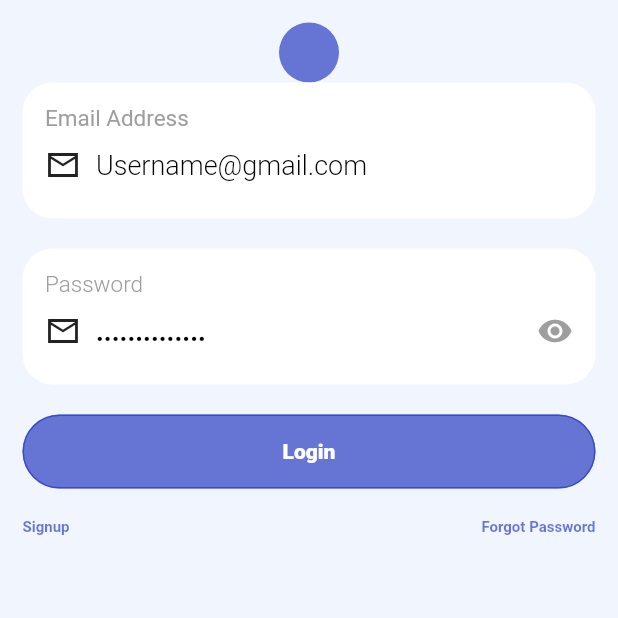
After one commit to CyberCadence/DRIBBLE-CLONE, a Flutter app: the screen it shows after launch, on a phone screen of 412 x 824 dp, the top half of it. The commit adds this screen. Run offline on Flutter 3.47's test engine with Material 2 defaults, Android fonts, the phone set to English and light mode, and no system bars.

Commit message:
login _ui done,

```diff
--- /dev/null
+++ b/ui_clone_dribble/lib/View/Pages/LoginPage.dart
@@ -0,0 +1,69 @@
+import 'package:flutter/material.dart';
+import 'package:ui_clone_dribble/View/TransactionPageWidgets.dart';
+import 'package:ui_clone_dribble/constants.dart';
+
+class LoginPage extends StatelessWidget {
+  const LoginPage({super.key});
+
+  @override
+  Widget build(BuildContext context) {
+
+    Size size=MediaQuery.of(context).size;
+    return SafeArea(child: Padding(
+      padding: const EdgeInsets.all(15.0),
+      child: Column(
+   children: [CircleAvatar(backgroundColor: kButtonBgColor,)
+
+
+   ,Container(
+
+      padding: EdgeInsets.all(15),
+      width: size.width,height: size.height*.11,decoration: BoxDecoration(
+      borderRadius: BorderRadius.circular(20),
+      color: Colors.white),child: Column(
+        crossAxisAlignment: CrossAxisAlignment.start,
+        children: [CustomTitleTextWIdget
+      (textSize: 15,
+       text: 'Email Address',fontWeight: FontWeight.w400,color: Colors.grey,),
+
+       kheight10,
+      Row(children: const [ Icon(Icons.mail_outline_sharp),kwidth10,
+       CustomTitleTextWIdget
+      (textSize: 18,
+       text: 'Username@gmail.com',fontWeight: FontWeight.w300,color: Colors.black,)],)],),)
+
+   ,kheight20,
+   Container(
+
+      padding: EdgeInsets.all(15),
+      width: size.width,height: size.height*.11,decoration: BoxDecoration(
+      borderRadius: BorderRadius.circular(20),
+      color: Colors.white),child: Column(
+        crossAxisAlignment: CrossAxisAlignment.start,
+        children: [CustomTitleTextWIdget
+      (textSize: 15,
+       text: 'Password',fontWeight: FontWeight.w300,color: Colors.grey,),
+
+       kheight10,
+      Row(children: const [ Icon(Icons.mail_outline_sharp),kwidth10,
+       CustomTitleTextWIdget
+      (textSize: 18,
+       text: '..............',fontWeight: FontWeight.bold,color: Colors.black,)
+       ,Spacer(),Icon(Icons.remove_red_eye,color: Colors.grey,)
+       ],)
+
+       ,],),),kheight20,Container(
+
+        width: size.width,height: size.height*.06,
+         child: CustomButton(
+
+          textcolor: Colors.white, color: kButtonBgColor,
+         text: 'Login'),
+       ),kheight20,Row(
+         children: [
+           CustomTitleTextWIdget(textSize: 10, text: 'Signup' ,),
+         Spacer(),CustomTitleTextWIdget(textSize: 10, text: 'Forgot Password')],
+       )],),
+    ));
+  }
+}
--- a/ui_clone_dribble/lib/View/TransactionPageWidgets.dart
+++ b/ui_clone_dribble/lib/View/TransactionPageWidgets.dart
@@ -182,13 +182,13 @@ class CustomButton extends StatelessWidget {
           backgroundColor: MaterialStateProperty.all<Color>(color),
           shape: MaterialStateProperty.all<RoundedRectangleBorder>(
               RoundedRectangleBorder(
-                  borderRadius: BorderRadius.circular(18.0),
+                  borderRadius: BorderRadius.circular(28.0),
                   side: const BorderSide(color: kButtonBgColor)))),
       child: Container(
           padding: const EdgeInsets.only(left: 10, right: 10),
           child: Text(
             text,
-            style: TextStyle(color: textcolor, fontWeight: FontWeight.w500),
+            style: TextStyle(color: textcolor, fontWeight: FontWeight.w800),
           )),
       onPressed: () {},
     );
--- a/ui_clone_dribble/lib/constants.dart
+++ b/ui_clone_dribble/lib/constants.dart
@@ -1,9 +1,8 @@
 import 'package:flutter/cupertino.dart';
-import 'package:flutter/rendering.dart';
 
 const kBgColor=Color(0xFFf1f5fe);
 const kTitleColor=Color(0xff6c7498);
-const kButtonBgColor=Color(0xff565e94);
+const kButtonBgColor=Color.fromARGB(171, 33, 54, 192);
 const kButtongreylightColor=Color.fromARGB(255, 227, 239, 255);
 const kButtongreydarkColor=Color.fromARGB(255, 205, 226, 255);
 
--- a/ui_clone_dribble/lib/main.dart
+++ b/ui_clone_dribble/lib/main.dart
@@ -1,5 +1,6 @@
 import 'package:flutter/material.dart';
 import 'package:ui_clone_dribble/View/Pages/HomePage.dart';
+import 'package:ui_clone_dribble/View/Pages/LoginPage.dart';
 import 'package:ui_clone_dribble/View/Pages/recentTransactionsPage.dart';
 import 'package:ui_clone_dribble/View/TransactionPageWidgets.dart';
 import 'package:ui_clone_dribble/constants.dart';
@@ -24,7 +25,7 @@ class MyApp extends StatelessWidget {
       ),
       home:   Scaffold(
         backgroundColor: kBgColor,
-        body: HomePage())
+        body: LoginPage())
     );
   }
 }
```
